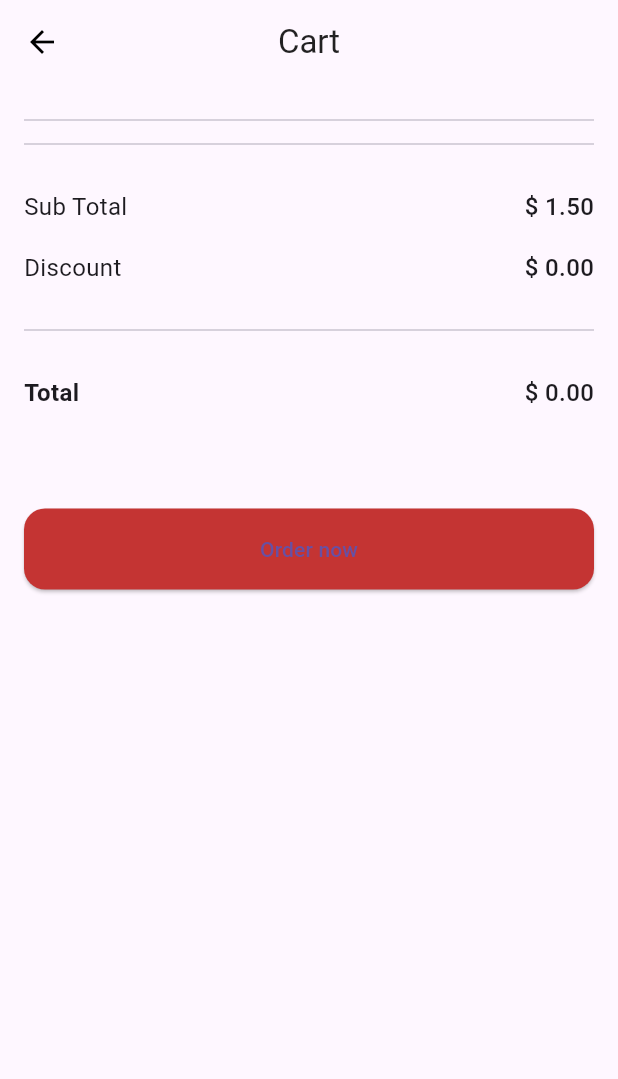
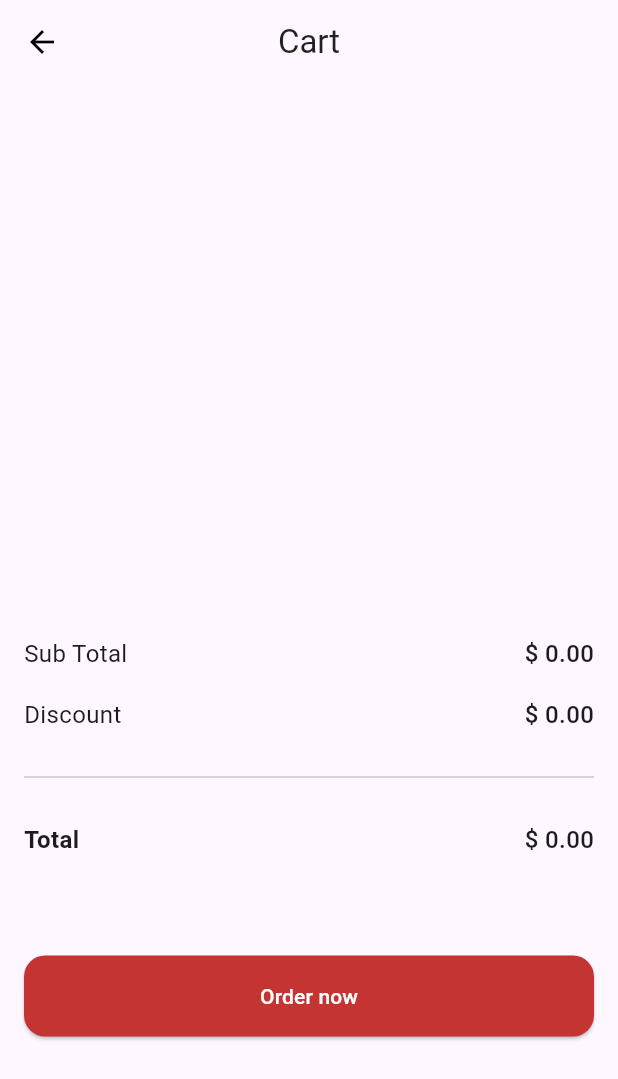
Before and after one commit to faelcjeronymo/bom-hamburger-app, a Flutter app: the screen it shows after launch, after a tap on the "shopping cart" icon, on a phone screen of 412 x 824 dp. Shown: the top 1079 px of the screen. Run offline on Flutter 3.47's test engine with Material 3 defaults, Android fonts, the phone set to English and light mode, and no system bars; our stand-ins replace shared_preferences; network calls fail.

Commit message:
final commit

```diff
--- a/lib/screens/cart/cart_screen.dart
+++ b/lib/screens/cart/cart_screen.dart
@@ -2,27 +2,71 @@ import 'dart:convert';
 import 'dart:math';
 
 import 'package:bom_hamburger_app/core/app_colors.dart';
+import 'package:bom_hamburger_app/screens/home/home_screen.dart';
 import 'package:bom_hamburger_app/widgets/payment_details.dart';
+import 'package:bom_hamburger_app/widgets/product_card.dart';
 import 'package:flutter/material.dart';
+import 'package:intl/intl.dart';
 import 'package:shared_preferences/shared_preferences.dart';
 
 final _formKey = GlobalKey<FormState>();
 
 class CartScreen extends StatefulWidget {
-  const CartScreen(this.selectedProducts, {Key? key}) : super(key: key);
+  CartScreen(this.selectedProducts, {Key? key}) : super(key: key);
 
-  final List<int> selectedProducts;
+  final List<Map<String, dynamic>> selectedProducts;
 
   @override
   State<CartScreen> createState() => _CartScreenState();
 }
 
 class _CartScreenState extends State<CartScreen> {
+  double subTotal = 0.00;
+  double discount = 0.00;
+  double total = 0.00;
+
+  void calcValues() {
+    subTotal = 0.00;
+    discount = 0.00;
+
+    //Discount check auxiliar variables
+    bool hasSandwich = widget.selectedProducts
+        .any((element) => element['product_type'] == 'sandwich');
+    bool hasFries = widget.selectedProducts
+        .any((element) => element['product_type'] == 'fries');
+    bool hasSoftDrink = widget.selectedProducts
+        .any((element) => element['product_type'] == 'soft_drink');
+
+    //Calculating values
+
+    //Subtotal
+    for (var selectedProduct in widget.selectedProducts) {
+      subTotal += selectedProduct['product_value'];
+    }
+
+    //Checking discount
+    if (hasSandwich && hasFries && hasSoftDrink) {
+      discount = 0.20;
+    } else if (hasSandwich && hasSoftDrink) {
+      discount = 0.15;
+    } else if (hasSandwich && hasFries) {
+      discount = 0.10;
+    }
+
+    if (discount > 0) {
+      total = (subTotal - (subTotal * discount));
+    } else {
+      total = subTotal;
+    }
+  }
+
   @override
   Widget build(BuildContext context) {
+    calcValues();
+
     return Scaffold(
       appBar: AppBar(
-        iconTheme: IconThemeData(color: Colors.black),
+        iconTheme: const IconThemeData(color: Colors.black),
         title: const Text(
           'Cart',
           style: TextStyle(
@@ -43,43 +87,59 @@ class _CartScreenState extends State<CartScreen> {
                   margin: EdgeInsets.only(bottom: 22),
                   child: Column(
                     children: [
-                      //TODO - Exibir os produtos selecionados
-                      // ProductCard('Lanche', ProductType.sandwich,
-                      //     CardType.removeFromCart),
-                      Divider(
-                        thickness: 1,
-                      ),
-                      // ProductCard('Lanche', ProductType.sandwich,
-                      //     CardType.removeFromCart),
-                      Divider(
-                        thickness: 1,
+                      SizedBox(
+                        height: 330,
+                        child: ListView.builder(
+                          itemCount: widget.selectedProducts.length,
+                          itemBuilder: (context, index) {
+                            return Column(
+                              children: [
+                                ProductCard(
+                                    widget.selectedProducts[index]
+                                        ['product_name'],
+                                    ProductCardType.removeFromCart,
+                                    widget.selectedProducts[index]
+                                        ['product_image'],
+                                    widget.selectedProducts[index]
+                                        ['product_value'], () {
+                                  setState(() {
+                                    widget.selectedProducts.removeAt(index);
+                                  });
+                                }),
+                                const Divider(
+                                  thickness: 1,
+                                ),
+                              ],
+                            );
+                          },
+                        ),
                       ),
                     ],
                   ),
                 ),
                 Container(
-                  margin: EdgeInsets.only(bottom: 48),
+                  margin: const EdgeInsets.only(bottom: 48),
                   child: Column(
                     children: [
                       Container(
-                        child: PaymentDetails('Sub Total', 1.50),
-                        margin: EdgeInsets.only(bottom: 18),
-                      ),
-                      // TODO -  Exibiçao condicional de desconto
-                      Container(
-                        child: PaymentDetails('Discount', 0.00),
-                        margin: EdgeInsets.only(bottom: 18),
+                        margin: const EdgeInsets.only(bottom: 18),
+                        child: PaymentDetails('Sub Total', subTotal),
                       ),
                       Container(
-                        margin: EdgeInsets.only(bottom: 18),
-                        child: Divider(
+                        margin: const EdgeInsets.only(bottom: 18),
+                        child:
+                            PaymentDetails('Discount', (subTotal * discount)),
+                      ),
+                      Container(
+                        margin: const EdgeInsets.only(bottom: 18),
+                        child: const Divider(
                           thickness: 1,
                           height: 24,
                         ),
                       ),
                       Container(
-                        child: PaymentDetails('Total', 0.00),
-                        margin: EdgeInsets.only(bottom: 18),
+                        margin: const EdgeInsets.only(bottom: 18),
+                        child: PaymentDetails('Total', total),
                       ),
                     ],
                   ),
@@ -90,14 +150,18 @@ class _CartScreenState extends State<CartScreen> {
                     height: 54,
                     child: ElevatedButton(
                       onPressed: () {
-                        showPaymentModal(context, widget.selectedProducts);
+                        showPaymentModal(
+                            context, total, widget.selectedProducts);
                       },
                       style: ElevatedButton.styleFrom(
                         backgroundColor: AppColor.primaryColor,
                         shape: RoundedRectangleBorder(
                             borderRadius: BorderRadius.circular(14)),
                       ),
-                      child: Text('Order now'),
+                      child: const Text(
+                        'Order now',
+                        style: TextStyle(color: Colors.white),
+                      ),
                     ),
                   ),
                 )
@@ -110,7 +174,8 @@ class _CartScreenState extends State<CartScreen> {
   }
 }
 
-void showPaymentModal(BuildContext context, List<int> selectedProducts) {
+void showPaymentModal(
+    BuildContext context, double orderTotal, List<Map> selectedProducts) {
   showModalBottomSheet(
       context: context,
       isScrollControlled: true,
@@ -144,7 +209,7 @@ void showPaymentModal(BuildContext context, List<int> selectedProducts) {
                       ),
                     ),
                   ),
-                  PaymentDetails('Total', 0.00),
+                  PaymentDetails('Total', orderTotal),
                   Divider(
                     thickness: 1,
                     height: 42,
@@ -186,17 +251,38 @@ void showPaymentModal(BuildContext context, List<int> selectedProducts) {
                                     final String payerName =
                                         _textFieldController.text;
 
-                                    //TODO - Colocar o valor total da soma dos produtos do carrinho
-                                    createOrder(
-                                        0.00, selectedProducts, payerName);
+                                    createOrder(orderTotal, selectedProducts,
+                                        payerName);
+
+                                    showDialog<String>(
+                                        context: context,
+                                        builder: (BuildContext context) =>
+                                            AlertDialog(
+                                              title: const Text(''),
+                                              content:
+                                                  const Text('Order Created!'),
+                                              actions: [
+                                                TextButton(
+                                                    onPressed: () => Navigator.of(context).popUntil((predicate) => predicate.isFirst),
+                                                    child: const Text(
+                                                      'OK',
+                                                      style: TextStyle(
+                                                          color: AppColor
+                                                              .primaryColor),
+                                                    ))
+                                              ],
+                                            ));
                                   }
                                 },
-                                child: Text('Pay Now'),
                                 style: ElevatedButton.styleFrom(
                                     backgroundColor: AppColor.primaryColor,
                                     shape: RoundedRectangleBorder(
                                         borderRadius:
                                             BorderRadius.circular(14))),
+                                child: const Text(
+                                  'Pay Now',
+                                  style: TextStyle(color: Colors.white),
+                                ),
                               ),
                             ),
                           ),
@@ -212,14 +298,16 @@ void showPaymentModal(BuildContext context, List<int> selectedProducts) {
       });
 }
 
-void createOrder(double total, List<int> productsId, String payerName) async {
+void createOrder(double total, List<Map> products, String payerName) async {
+  //Create the order and save at the local storage
+
   final String orderId = Random().nextInt(99999).toString();
 
   Map<String, dynamic> data = {
     'order': {
       'id': orderId,
       'total': total,
-      'products_id': productsId,
+      'products': products,
       'payerName': payerName
     }
   };
@@ -228,15 +316,3 @@ void createOrder(double total, List<int> productsId, String payerName) async {
 
   await prefs.setString(orderId, jsonEncode(data));
 }
-
-//TODO - criar uma função que faz todas as somas necessárias
-/**
- * Como posso fazer?
- *
- * Recupero os id's dos produtos e carrego o JSON e pra cada produto eu vejo o valor
- * e faço as somas.
- *
- * no retorno eu retornaria o total e valor com desconto.
- *
- * A logica do desconto eu poderia fazer com varias variaveis auxiliares booleanas e varios ifs
- */
--- a/lib/screens/home/home_screen.dart
+++ b/lib/screens/home/home_screen.dart
@@ -1,10 +1,8 @@
-import 'dart:convert';
-
 import 'package:bom_hamburger_app/core/app_colors.dart';
+import 'package:bom_hamburger_app/data/products.dart';
 import 'package:bom_hamburger_app/screens/cart/cart_screen.dart';
 import 'package:bom_hamburger_app/widgets/product_card.dart';
 import 'package:flutter/material.dart';
-import 'package:flutter/services.dart';
 
 class HomeScreen extends StatefulWidget {
   const HomeScreen({super.key});
@@ -14,67 +12,16 @@ class HomeScreen extends StatefulWidget {
 }
 
 class _HomeScreenState extends State<HomeScreen> {
-  Map<String, dynamic> productObject = {};
-  bool isLoading = true;
-
-  List<int> selectedProducts = [];
-
-  @override
-  void initState() {
-    super.initState();
-    loadProducts();
-  }
-
-  void loadProducts() async {
-    try {
-      final String productsJsonString =
-          await rootBundle.loadString('assets/data/products.json');
-      final Map<String, dynamic> productsJsonData =
-          json.decode(productsJsonString);
-
-      setState(() {
-        productObject = productsJsonData;
-        isLoading = false; // Define que o carregamento foi concluído
-      });
-    } catch (e) {
-      // Tratamento de erro, se necessário
-      print("Erro ao carregar os produtos: $e");
-      setState(() {
-        isLoading = false;
-      });
-    }
-  }
-
-  void addProductToCart(int productId) {
-    if (selectedProducts.contains(productId)) {
-      showDialog<String>(
-          context: context,
-          builder: (BuildContext context) => AlertDialog(
-                title: const Text('Error'),
-                content: const Text('Product already added to cart.'),
-                actions: [
-                  TextButton(
-                      onPressed: () => Navigator.pop(context, 'OK'),
-                      child: const Text(
-                        'OK',
-                        style: TextStyle(color: AppColor.primaryColor),
-                      ))
-                ],
-              ));
-
-      return;
-    }
-
-    selectedProducts.add(productId);
-    final snackBar = SnackBar(content: Text('Added to cart!'));
-    ScaffoldMessenger.of(context).showSnackBar(snackBar);
-  }
+  List<Map<String, dynamic>> selectedProducts = [];
 
   @override
   Widget build(BuildContext context) {
     return Scaffold(
       appBar: AppBar(
-        title: const Text('Bom Hamburger'),
+        title: const Text(
+          'Bom Hamburger',
+          style: TextStyle(color: Colors.white),
+        ),
         backgroundColor: AppColor.primaryColor,
       ),
       body: Padding(
@@ -94,14 +41,21 @@ class _HomeScreenState extends State<HomeScreen> {
                           TextStyle(fontSize: 24, fontWeight: FontWeight.w600),
                     ),
                   ),
-                  ProductCard(
-                      'X Bacon',
-                      ProductCardType.addToCart,
-                      'https://plus.unsplash.com/premium_photo-1675252371648-7a6481df8226?q=80&w=2070&auto=format&fit=crop&ixlib=rb-4.0.3&ixid=M3wxMjA3fDB8MHxwaG90by1wYWdlfHx8fGVufDB8fHx8fA%3D%3D',
-                      5.00, () {
-                    addProductToCart(1);
-                  }),
-                  // TODO - Products List (CASO NAO DE CERTO RENDERIZE OS WIDGETS NA MAO SÓ PRA FUNCIONAR)
+                  SizedBox(
+                    height: 300,
+                    child: ListView.builder(
+                      itemCount: sandwiches.length,
+                      itemBuilder: (context, index) {
+                        return ProductCard(
+                            sandwiches[index]['product_name'],
+                            ProductCardType.addToCart,
+                            sandwiches[index]['product_image'],
+                            sandwiches[index]['product_value'], () {
+                          addProductToCart(sandwiches[index]);
+                        });
+                      },
+                    ),
+                  )
                 ],
               ),
             ),
@@ -115,7 +69,21 @@ class _HomeScreenState extends State<HomeScreen> {
                     style: TextStyle(fontSize: 24, fontWeight: FontWeight.w600),
                   ),
                 ),
-                  // TODO - Products List (CASO NAO DE CERTO RENDERIZE OS WIDGETS NA MAO SÓ PRA FUNCIONAR)
+                SizedBox(
+                  height: 300,
+                  child: ListView.builder(
+                    itemCount: extras.length,
+                    itemBuilder: (context, index) {
+                      return ProductCard(
+                          extras[index]['product_name'],
+                          ProductCardType.addToCart,
+                          extras[index]['product_image'],
+                          extras[index]['product_value'], () {
+                        addProductToCart(extras[index]);
+                      });
+                    },
+                  ),
+                )
               ],
             ),
           ],
@@ -131,8 +99,47 @@ class _HomeScreenState extends State<HomeScreen> {
               ));
         },
         backgroundColor: AppColor.primaryColor,
-        child: const Icon(Icons.shopping_cart),
+        child: const Icon(Icons.shopping_cart, color: Colors.white),
       ),
     );
   }
+
+  void addProductToCart(Map<String, dynamic> productMap) {
+    String productTypeToSearch =
+        (productMap.isNotEmpty) ? productMap['product_type'] : '';
+
+    Map<String, dynamic>? findProduct = {};
+
+    if (selectedProducts.isNotEmpty) {
+      findProduct = selectedProducts.firstWhere(
+        (selectedProduct) =>
+            selectedProduct['product_type'] == productTypeToSearch,
+        orElse: () => {},
+      );
+    }
+
+    if (findProduct.isNotEmpty) {
+      showDialog<String>(
+          context: context,
+          builder: (BuildContext context) => AlertDialog(
+                title: const Text('Error'),
+                content: const Text('Product already added to cart.'),
+                actions: [
+                  TextButton(
+                      onPressed: () => Navigator.pop(context, 'OK'),
+                      child: const Text(
+                        'OK',
+                        style: TextStyle(color: AppColor.primaryColor),
+                      ))
+                ],
+              ));
+
+      return;
+    }
+
+    selectedProducts.add(productMap);
+
+    final snackBar = SnackBar(content: Text('Added to cart!'));
+    ScaffoldMessenger.of(context).showSnackBar(snackBar);
+  }
 }
--- a/lib/widgets/product_card.dart
+++ b/lib/widgets/product_card.dart
@@ -121,7 +121,7 @@ class RemoveFromCartBtn extends StatelessWidget {
   Widget build(BuildContext context) {
     return IconButton(
       onPressed: onPressed,
-      icon: Icon(Icons.close),
+      icon: const Icon(Icons.close),
       iconSize: 24,
       color: Colors.black,
     );
--- a/pubspec.yaml
+++ b/pubspec.yaml
@@ -56,8 +56,6 @@ flutter:
   # included with your application, so that you can use the icons in
   # the material Icons class.
   uses-material-design: true
-  assets:
-    - assets/data/
 
   # To add assets to your application, add an assets section, like this:
   # assets:
```
Also changed, not shown: assets/data/products.json (deleted, +0 -39 lines), lib/data/products.dart (added, +45 -0 lines), lib/widgets/cart_product_card.dart (deleted, +0 -51 lines).
